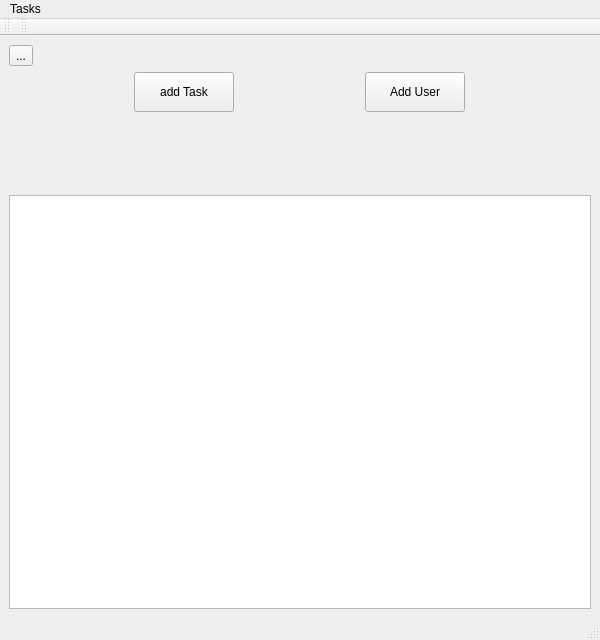
First picture: the form in view/mainwindow.ui, repository deutzfahrer-luki/GU_TASK_V2, before the edit.
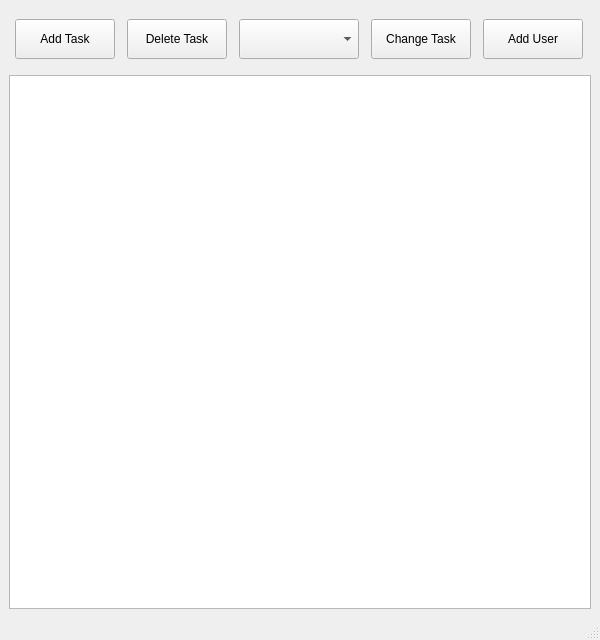
Second picture: the form after the edit. Icons and pictures are not drawn.

Patch:
```diff
--- a/view/mainwindow.ui
+++ b/view/mainwindow.ui
@@ -28,22 +28,153 @@
   <widget class="QWidget" name="centralwidget">
    <layout class="QGridLayout" name="gridLayout">
     <item row="0" column="0">
-     <widget class="QToolButton" name="AddTaskButton">
-      <property name="text">
-       <string>...</string>
+     <layout class="QGridLayout" name="gridLayout_3">
+      <property name="topMargin">
+       <number>10</number>
       </property>
-      <property name="icon">
-       <iconset theme="QIcon::ThemeIcon::ListAdd"/>
+      <property name="rightMargin">
+       <number>0</number>
       </property>
-      <property name="iconSize">
-       <size>
-        <width>30</width>
-        <height>30</height>
-       </size>
+      <property name="bottomMargin">
+       <number>10</number>
       </property>
-     </widget>
+      <item row="0" column="4">
+       <widget class="QPushButton" name="AddUserButton">
+        <property name="minimumSize">
+         <size>
+          <width>100</width>
+          <height>40</height>
+         </size>
+        </property>
+        <property name="maximumSize">
+         <size>
+          <width>100</width>
+          <height>40</height>
+         </size>
+        </property>
+        <property name="text">
+         <string>Add User</string>
+        </property>
+        <property name="icon">
+         <iconset theme="QIcon::ThemeIcon::ContactNew"/>
+        </property>
+        <property name="iconSize">
+         <size>
+          <width>25</width>
+          <height>25</height>
+         </size>
+        </property>
+       </widget>
+      </item>
+      <item row="0" column="0">
+       <widget class="QPushButton" name="AddTaskButton">
+        <property name="minimumSize">
+         <size>
+          <width>100</width>
+          <height>40</height>
+         </size>
+        </property>
+        <property name="maximumSize">
+         <size>
+          <width>100</width>
+          <height>40</height>
+         </size>
+        </property>
+        <property name="text">
+         <string>Add Task</string>
+        </property>
+        <property name="icon">
+         <iconset theme="QIcon::ThemeIcon::ListAdd"/>
+        </property>
+        <property name="iconSize">
+         <size>
+          <width>30</width>
+          <height>30</height>
+         </size>
+        </property>
+        <property name="checkable">
+         <bool>false</bool>
+        </property>
+        <property name="autoDefault">
+         <bool>false</bool>
+        </property>
+       </widget>
+      </item>
+      <item row="0" column="3">
+       <widget class="QPushButton" name="ChangeTaskButton">
+        <property name="minimumSize">
+         <size>
+          <width>100</width>
+          <height>40</height>
+         </size>
+        </property>
+        <property name="maximumSize">
+         <size>
+          <width>100</width>
+          <height>40</height>
+         </size>
+        </property>
+        <property name="text">
+         <string>Change Task</string>
+        </property>
+        <property name="icon">
+         <iconset theme="QIcon::ThemeIcon::DocumentProperties"/>
+        </property>
+       </widget>
+      </item>
+      <item row="0" column="1">
+       <widget class="QPushButton" name="DeleteTaskButton">
+        <property name="minimumSize">
+         <size>
+          <width>100</width>
+          <height>40</height>
+         </size>
+        </property>
+        <property name="maximumSize">
+         <size>
+          <width>100</width>
+          <height>40</height>
+         </size>
+        </property>
+        <property name="text">
+         <string>Delete Task</string>
+        </property>
+        <property name="icon">
+         <iconset theme="QIcon::ThemeIcon::EditDelete"/>
+        </property>
+        <property name="iconSize">
+         <size>
+          <width>25</width>
+          <height>25</height>
+         </size>
+        </property>
+       </widget>
+      </item>
+      <item row="0" column="2">
+       <widget class="QComboBox" name="comboBoxChange">
+        <property name="minimumSize">
+         <size>
+          <width>120</width>
+          <height>40</height>
+         </size>
+        </property>
+        <property name="maximumSize">
+         <size>
+          <width>120</width>
+          <height>40</height>
+         </size>
+        </property>
+        <property name="iconSize">
+         <size>
+          <width>16</width>
+          <height>16</height>
+         </size>
+        </property>
+       </widget>
+      </item>
+     </layout>
     </item>
-    <item row="4" column="0">
+    <item row="3" column="0">
      <widget class="QTableView" name="tableView">
       <property name="sizePolicy">
        <sizepolicy hsizetype="Expanding" vsizetype="Expanding">
@@ -74,119 +205,9 @@
       </attribute>
      </widget>
     </item>
-    <item row="1" column="0">
-     <layout class="QGridLayout" name="gridLayout_3">
-      <property name="rightMargin">
-       <number>0</number>
-      </property>
-      <property name="bottomMargin">
-       <number>77</number>
-      </property>
-      <item row="0" column="0">
-       <widget class="QPushButton" name="AddTaskButtonN">
-        <property name="minimumSize">
-         <size>
-          <width>100</width>
-          <height>40</height>
-         </size>
-        </property>
-        <property name="maximumSize">
-         <size>
-          <width>100</width>
-          <height>40</height>
-         </size>
-        </property>
-        <property name="text">
-         <string>add Task</string>
-        </property>
-        <property name="icon">
-         <iconset theme="QIcon::ThemeIcon::ListAdd"/>
-        </property>
-        <property name="iconSize">
-         <size>
-          <width>25</width>
-          <height>25</height>
-         </size>
-        </property>
-        <property name="checkable">
-         <bool>false</bool>
-        </property>
-        <property name="autoDefault">
-         <bool>false</bool>
-        </property>
-       </widget>
-      </item>
-      <item row="0" column="1">
-       <widget class="QPushButton" name="AddUserButton">
-        <property name="minimumSize">
-         <size>
-          <width>100</width>
-          <height>40</height>
-         </size>
-        </property>
-        <property name="maximumSize">
-         <size>
-          <width>100</width>
-          <height>40</height>
-         </size>
-        </property>
-        <property name="text">
-         <string>Add User</string>
-        </property>
-        <property name="icon">
-         <iconset theme="QIcon::ThemeIcon::ContactNew"/>
-        </property>
-        <property name="iconSize">
-         <size>
-          <width>25</width>
-          <height>25</height>
-         </size>
-        </property>
-       </widget>
-      </item>
-     </layout>
-    </item>
    </layout>
   </widget>
-  <widget class="QMenuBar" name="menubar">
-   <property name="geometry">
-    <rect>
-     <x>0</x>
-     <y>0</y>
-     <width>600</width>
-     <height>21</height>
-    </rect>
-   </property>
-   <widget class="QMenu" name="menuTasks">
-    <property name="title">
-     <string>Tasks</string>
-    </property>
-   </widget>
-   <addaction name="menuTasks"/>
-  </widget>
   <widget class="QStatusBar" name="statusbar"/>
-  <widget class="QToolBar" name="toolBar">
-   <property name="windowTitle">
-    <string>toolBar</string>
-   </property>
-   <attribute name="toolBarArea">
-    <enum>TopToolBarArea</enum>
-   </attribute>
-   <attribute name="toolBarBreak">
-    <bool>false</bool>
-   </attribute>
-  </widget>
-  <widget class="QToolBar" name="toolBar_2">
-   <property name="windowTitle">
-    <string>toolBar_2</string>
-   </property>
-   <attribute name="toolBarArea">
-    <enum>TopToolBarArea</enum>
-   </attribute>
-   <attribute name="toolBarBreak">
-    <bool>false</bool>
-   </attribute>
-  </widget>
   <action name="actionNew">
    <property name="text">
     <string>add</string>
```
